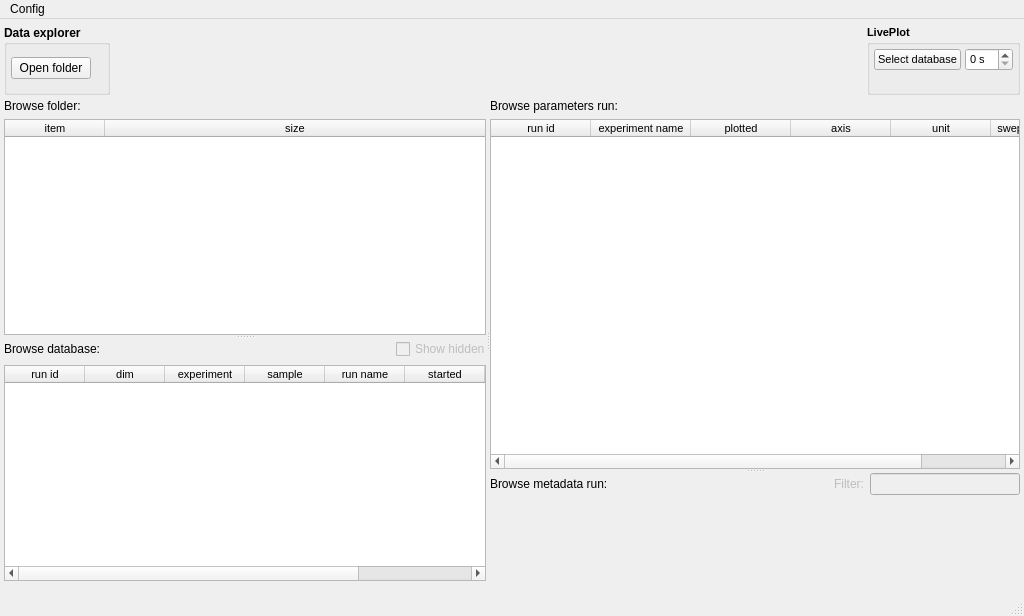
Qt form pyplotter/ui/main.ui (pyplotter/pyplotter) before a commit.
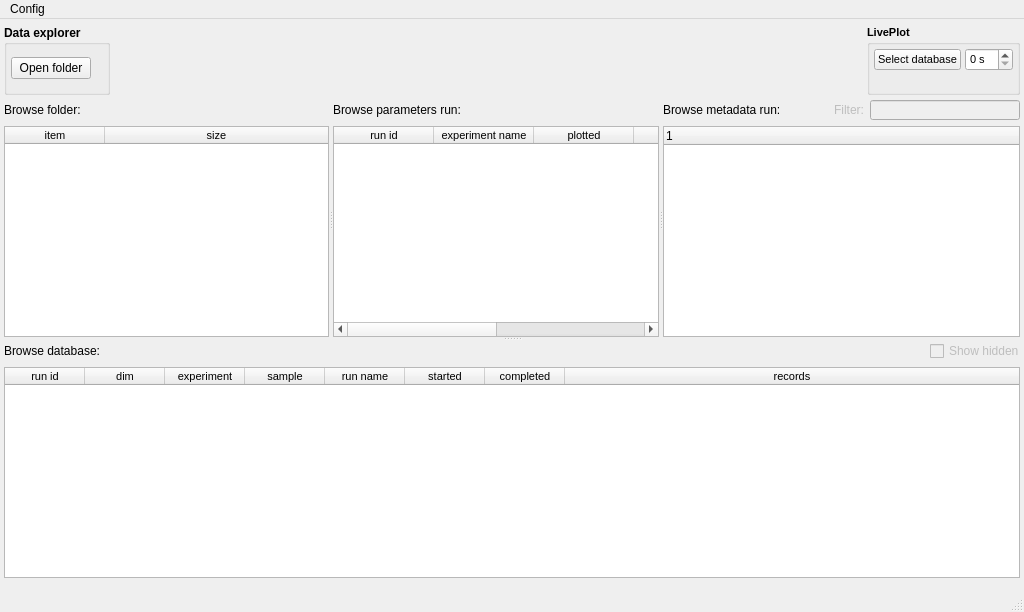
The same form after that commit. Custom widgets are drawn as their Qt base class.

Commit message: New main window style

Diff of the .ui file:
```diff
--- a/pyplotter/ui/main.ui
+++ b/pyplotter/ui/main.ui
@@ -244,34 +244,33 @@
         </item>
        </layout>
       </item>
+     </layout>
+    </item>
       <item>
+     <widget class="QSplitter" name="splitter_2">
+      <property name="orientation">
+       <enum>Qt::Vertical</enum>
+      </property>
        <widget class="QSplitter" name="splitter">
-        <property name="minimumSize">
-         <size>
-          <width>0</width>
-          <height>482</height>
-         </size>
-        </property>
         <property name="orientation">
          <enum>Qt::Horizontal</enum>
         </property>
-        <widget class="QWidget" name="layoutWidget">
-         <layout class="QVBoxLayout" name="verticalLayout">
-          <item>
-           <widget class="QSplitter" name="splitter_2">
-            <property name="minimumSize">
-             <size>
-              <width>0</width>
-              <height>0</height>
-             </size>
-            </property>
-            <property name="orientation">
-             <enum>Qt::Vertical</enum>
-            </property>
             <widget class="QWidget" name="layoutWidget_2">
              <layout class="QVBoxLayout" name="verticalLayout_5">
               <item>
                <widget class="QLabel" name="labelFolder">
+           <property name="minimumSize">
+            <size>
+             <width>0</width>
+             <height>20</height>
+            </size>
+           </property>
+           <property name="maximumSize">
+            <size>
+             <width>16777215</width>
+             <height>20</height>
+            </size>
+           </property>
                 <property name="text">
                  <string>Browse folder:</string>
                 </property>
@@ -324,7 +323,7 @@
                  <bool>true</bool>
                 </attribute>
                 <attribute name="verticalHeaderVisible">
-                 <bool>true</bool>
+            <bool>false</bool>
                 </attribute>
                 <column>
                  <property name="text">
@@ -346,157 +345,6 @@
               </item>
              </layout>
             </widget>
-            <widget class="QWidget" name="layoutWidget_3">
-             <layout class="QVBoxLayout" name="verticalLayout_11">
-              <item>
-               <layout class="QHBoxLayout" name="horizontalLayout">
-                <item>
-                 <widget class="QLabel" name="labelDataBase">
-                  <property name="maximumSize">
-                   <size>
-                    <width>110</width>
-                    <height>16777215</height>
-                   </size>
-                  </property>
-                  <property name="text">
-                   <string>Browse database:</string>
-                  </property>
-                 </widget>
-                </item>
-                <item>
-                 <widget class="QLabel" name="labelCurrentDataBase">
-                  <property name="font">
-                   <font>
-                    <family>MS Shell Dlg 2</family>
-                    <pointsize>10</pointsize>
-                    <weight>75</weight>
-                    <bold>true</bold>
-                   </font>
-                  </property>
-                  <property name="styleSheet">
-                   <string notr="true">color: green;</string>
-                  </property>
-                  <property name="text">
-                   <string/>
-                  </property>
-                 </widget>
-                </item>
-                <item>
-                 <widget class="QCheckBox" name="checkBoxHidden">
-                  <property name="enabled">
-                   <bool>false</bool>
-                  </property>
-                  <property name="maximumSize">
-                   <size>
-                    <width>90</width>
-                    <height>16777215</height>
-                   </size>
-                  </property>
-                  <property name="text">
-                   <string>Show hidden</string>
-                  </property>
-                 </widget>
-                </item>
-               </layout>
-              </item>
-              <item>
-               <widget class="QTableWidgetKey" name="tableWidgetDataBase">
-                <property name="font">
-                 <font>
-                  <pointsize>8</pointsize>
-                 </font>
-                </property>
-                <property name="lineWidth">
-                 <number>0</number>
-                </property>
-                <property name="sizeAdjustPolicy">
-                 <enum>QAbstractScrollArea::AdjustIgnored</enum>
-                </property>
-                <property name="editTriggers">
-                 <set>QAbstractItemView::NoEditTriggers</set>
-                </property>
-                <property name="alternatingRowColors">
-                 <bool>true</bool>
-                </property>
-                <property name="selectionBehavior">
-                 <enum>QAbstractItemView::SelectRows</enum>
-                </property>
-                <property name="showGrid">
-                 <bool>false</bool>
-                </property>
-                <property name="sortingEnabled">
-                 <bool>true</bool>
-                </property>
-                <property name="columnCount">
-                 <number>8</number>
-                </property>
-                <attribute name="horizontalHeaderDefaultSectionSize">
-                 <number>80</number>
-                </attribute>
-                <attribute name="horizontalHeaderMinimumSectionSize">
-                 <number>32</number>
-                </attribute>
-                <attribute name="horizontalHeaderStretchLastSection">
-                 <bool>true</bool>
-                </attribute>
-                <attribute name="verticalHeaderVisible">
-                 <bool>true</bool>
-                </attribute>
-                <column>
-                 <property name="text">
-                  <string>run id</string>
-                 </property>
-                </column>
-                <column>
-                 <property name="text">
-                  <string>dim</string>
-                 </property>
-                </column>
-                <column>
-                 <property name="text">
-                  <string>experiment</string>
-                 </property>
-                </column>
-                <column>
-                 <property name="text">
-                  <string>sample</string>
-                 </property>
-                </column>
-                <column>
-                 <property name="text">
-                  <string>run name</string>
-                 </property>
-                </column>
-                <column>
-                 <property name="text">
-                  <string>started</string>
-                 </property>
-                </column>
-                <column>
-                 <property name="text">
-                  <string>completed</string>
-                 </property>
-                </column>
-                <column>
-                 <property name="text">
-                  <string>records</string>
-                 </property>
-                </column>
-               </widget>
-              </item>
-             </layout>
-            </widget>
-           </widget>
-          </item>
-         </layout>
-        </widget>
-        <widget class="QWidget" name="layoutWidget">
-         <layout class="QVBoxLayout" name="verticalLayout_2">
-          <item>
-           <widget class="QSplitter" name="splitter_3">
-            <property name="orientation">
-             <enum>Qt::Vertical</enum>
-            </property>
             <widget class="QWidget" name="verticalLayoutWidget">
              <layout class="QVBoxLayout" name="verticalLayout_6">
               <item>
@@ -506,13 +354,13 @@
                   <property name="minimumSize">
                    <size>
                     <width>1</width>
-                    <height>0</height>
+               <height>20</height>
                    </size>
                   </property>
                   <property name="maximumSize">
                    <size>
                     <width>150</width>
-                    <height>16777215</height>
+               <height>20</height>
                    </size>
                   </property>
                   <property name="text">
@@ -522,6 +370,18 @@
                 </item>
                 <item>
                  <widget class="QLabel" name="labelCurrentRun">
+             <property name="minimumSize">
+              <size>
+               <width>0</width>
+               <height>20</height>
+              </size>
+             </property>
+             <property name="maximumSize">
+              <size>
+               <width>16777215</width>
+               <height>20</height>
+              </size>
+             </property>
                   <property name="font">
                    <font>
                     <weight>75</weight>
@@ -563,6 +423,9 @@
                 <attribute name="horizontalHeaderStretchLastSection">
                  <bool>true</bool>
                 </attribute>
+           <attribute name="verticalHeaderVisible">
+            <bool>false</bool>
+           </attribute>
                 <column>
                  <property name="text">
                   <string>run id</string>
@@ -606,13 +469,13 @@
                   <property name="minimumSize">
                    <size>
                     <width>0</width>
-                    <height>22</height>
+               <height>20</height>
                    </size>
                   </property>
                   <property name="maximumSize">
                    <size>
                     <width>140</width>
-                    <height>22</height>
+               <height>20</height>
                    </size>
                   </property>
                   <property name="text">
@@ -625,13 +488,13 @@
                   <property name="minimumSize">
                    <size>
                     <width>0</width>
-                    <height>22</height>
+               <height>20</height>
                    </size>
                   </property>
                   <property name="maximumSize">
                    <size>
                     <width>16777215</width>
-                    <height>22</height>
+               <height>20</height>
                    </size>
                   </property>
                   <property name="font">
@@ -653,13 +516,13 @@
                   <property name="minimumSize">
                    <size>
                     <width>0</width>
-                    <height>22</height>
+               <height>20</height>
                    </size>
                   </property>
                   <property name="maximumSize">
                    <size>
                     <width>40</width>
-                    <height>22</height>
+               <height>20</height>
                    </size>
                   </property>
                   <property name="text">
@@ -675,16 +538,22 @@
                   <property name="enabled">
                    <bool>false</bool>
                   </property>
+             <property name="sizePolicy">
+              <sizepolicy hsizetype="Expanding" vsizetype="Preferred">
+               <horstretch>0</horstretch>
+               <verstretch>0</verstretch>
+              </sizepolicy>
+             </property>
                   <property name="minimumSize">
                    <size>
                     <width>0</width>
-                    <height>22</height>
+               <height>20</height>
                    </size>
                   </property>
                   <property name="maximumSize">
                    <size>
                     <width>150</width>
-                    <height>22</height>
+               <height>20</height>
                    </size>
                   </property>
                   <property name="font">
@@ -700,27 +569,158 @@
                </layout>
               </item>
               <item>
-               <spacer name="verticalSpacer">
-                <property name="orientation">
-                 <enum>Qt::Vertical</enum>
-                </property>
-                <property name="sizeHint" stdset="0">
+          <widget class="ViewTree" name="snapShotTreeView">
+           <column>
+            <property name="text">
+             <string/>
+            </property>
+           </column>
+          </widget>
+         </item>
+        </layout>
+       </widget>
+      </widget>
+      <widget class="QWidget" name="layoutWidget_3">
+       <layout class="QVBoxLayout" name="verticalLayout_11">
+        <item>
+         <layout class="QHBoxLayout" name="horizontalLayout">
+          <item>
+           <widget class="QLabel" name="labelDataBase">
+            <property name="maximumSize">
                  <size>
-                  <width>20</width>
-                  <height>40</height>
-                 </size>
-                </property>
-               </spacer>
-              </item>
-             </layout>
-            </widget>
+              <width>110</width>
+              <height>16777215</height>
+             </size>
+            </property>
+            <property name="text">
+             <string>Browse database:</string>
+            </property>
+           </widget>
+          </item>
+          <item>
+           <widget class="QLabel" name="labelCurrentDataBase">
+            <property name="font">
+             <font>
+              <family>MS Shell Dlg 2</family>
+              <pointsize>10</pointsize>
+              <weight>75</weight>
+              <bold>true</bold>
+             </font>
+            </property>
+            <property name="styleSheet">
+             <string notr="true">color: green;</string>
+            </property>
+            <property name="text">
+             <string/>
+            </property>
+           </widget>
+          </item>
+          <item>
+           <widget class="QCheckBox" name="checkBoxHidden">
+            <property name="enabled">
+             <bool>false</bool>
+            </property>
+            <property name="maximumSize">
+             <size>
+              <width>90</width>
+              <height>16777215</height>
+             </size>
+            </property>
+            <property name="text">
+             <string>Show hidden</string>
+            </property>
            </widget>
           </item>
          </layout>
-        </widget>
-       </widget>
-      </item>
-     </layout>
+        </item>
+        <item>
+         <widget class="QTableWidgetKey" name="tableWidgetDataBase">
+          <property name="font">
+           <font>
+            <pointsize>8</pointsize>
+           </font>
+          </property>
+          <property name="lineWidth">
+           <number>0</number>
+          </property>
+          <property name="sizeAdjustPolicy">
+           <enum>QAbstractScrollArea::AdjustIgnored</enum>
+          </property>
+          <property name="editTriggers">
+           <set>QAbstractItemView::NoEditTriggers</set>
+          </property>
+          <property name="alternatingRowColors">
+           <bool>true</bool>
+          </property>
+          <property name="selectionBehavior">
+           <enum>QAbstractItemView::SelectRows</enum>
+          </property>
+          <property name="showGrid">
+           <bool>false</bool>
+          </property>
+          <property name="sortingEnabled">
+           <bool>true</bool>
+          </property>
+          <property name="columnCount">
+           <number>8</number>
+          </property>
+          <attribute name="horizontalHeaderDefaultSectionSize">
+           <number>80</number>
+          </attribute>
+          <attribute name="horizontalHeaderMinimumSectionSize">
+           <number>32</number>
+          </attribute>
+          <attribute name="horizontalHeaderStretchLastSection">
+           <bool>true</bool>
+          </attribute>
+          <attribute name="verticalHeaderVisible">
+           <bool>false</bool>
+          </attribute>
+          <column>
+           <property name="text">
+            <string>run id</string>
+           </property>
+          </column>
+          <column>
+           <property name="text">
+            <string>dim</string>
+           </property>
+          </column>
+          <column>
+           <property name="text">
+            <string>experiment</string>
+           </property>
+          </column>
+          <column>
+           <property name="text">
+            <string>sample</string>
+           </property>
+          </column>
+          <column>
+           <property name="text">
+            <string>run name</string>
+           </property>
+          </column>
+          <column>
+           <property name="text">
+            <string>started</string>
+           </property>
+          </column>
+          <column>
+           <property name="text">
+            <string>completed</string>
+           </property>
+          </column>
+          <column>
+           <property name="text">
+            <string>records</string>
+           </property>
+          </column>
+         </widget>
+        </item>
+       </layout>
+      </widget>
+     </widget>
     </item>
    </layout>
   </widget>
@@ -850,6 +850,11 @@
    <extends>QTableWidget</extends>
    <header location="global">..ui.qtable_widget_key</header>
   </customwidget>
+  <customwidget>
+   <class>ViewTree</class>
+   <extends>QTreeWidget</extends>
+   <header location="global">..ui.view_tree</header>
+  </customwidget>
  </customwidgets>
  <resources/>
  <connections/>
```
Lines whose indentation alone changed are shown as unchanged. The commit also changes 3 other files.
